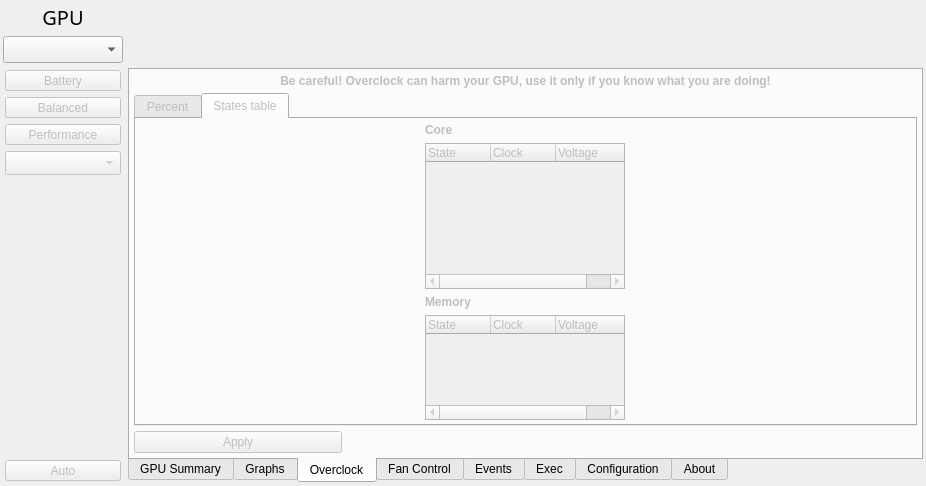
Before: the Qt Designer form radeon-profile/radeon_profile.ui in marazmista/radeon-profile, drawn with Qt 5.
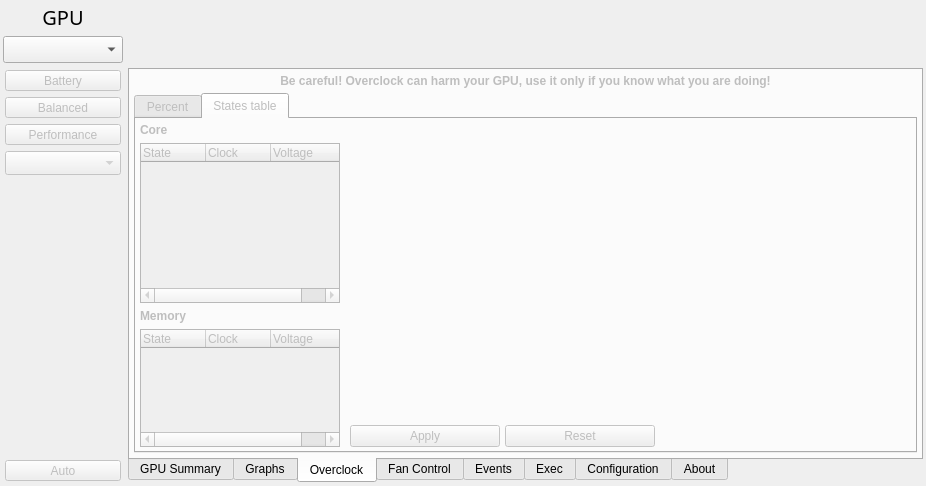
After: the same form once the commit is applied. The open tabs and pages were chosen to show the change. Icons and pictures are not drawn.

Patch:
```diff
--- a/radeon-profile/radeon_profile.ui
+++ b/radeon-profile/radeon_profile.ui
@@ -1413,6 +1413,22 @@
               </property>
              </spacer>
             </item>
+            <item>
+             <widget class="QPushButton" name="btn_applyOverclock">
+              <property name="enabled">
+               <bool>false</bool>
+              </property>
+              <property name="maximumSize">
+               <size>
+                <width>150</width>
+                <height>16777215</height>
+               </size>
+              </property>
+              <property name="text">
+               <string>Apply</string>
+              </property>
+             </widget>
+            </item>
            </layout>
           </widget>
           <widget class="QWidget" name="tab_ocTable">
@@ -1438,22 +1454,6 @@
             <property name="horizontalSpacing">
              <number>5</number>
             </property>
-            <item row="0" column="0">
-             <widget class="QLabel" name="label_21">
-              <property name="font">
-               <font>
-                <weight>75</weight>
-                <bold>true</bold>
-               </font>
-              </property>
-              <property name="text">
-               <string>Core</string>
-              </property>
-             </widget>
-            </item>
-            <item row="0" column="1" rowspan="4">
-             <layout class="QVBoxLayout" name="verticalLayout_10"/>
-            </item>
             <item row="1" column="0">
              <widget class="QTreeWidget" name="list_coreStates">
               <property name="minimumSize">
@@ -1497,20 +1497,7 @@
               </column>
              </widget>
             </item>
-            <item row="2" column="0">
-             <widget class="QLabel" name="label_19">
-              <property name="font">
-               <font>
-                <weight>75</weight>
-                <bold>true</bold>
-               </font>
-              </property>
-              <property name="text">
-               <string>Memory</string>
-              </property>
-             </widget>
-            </item>
-            <item row="3" column="0">
+            <item row="3" column="0" rowspan="2">
              <widget class="QTreeWidget" name="list_memStates">
               <property name="minimumSize">
                <size>
@@ -1553,26 +1540,90 @@
               </column>
              </widget>
             </item>
+            <item row="2" column="0">
+             <widget class="QLabel" name="label_19">
+              <property name="font">
+               <font>
+                <weight>75</weight>
+                <bold>true</bold>
+               </font>
+              </property>
+              <property name="text">
+               <string>Memory</string>
+              </property>
+             </widget>
+            </item>
+            <item row="0" column="0">
+             <widget class="QLabel" name="label_21">
+              <property name="font">
+               <font>
+                <weight>75</weight>
+                <bold>true</bold>
+               </font>
+              </property>
+              <property name="text">
+               <string>Core</string>
+              </property>
+             </widget>
+            </item>
+            <item row="4" column="3">
+             <widget class="QPushButton" name="btn_resetOcTable">
+              <property name="minimumSize">
+               <size>
+                <width>150</width>
+                <height>0</height>
+               </size>
+              </property>
+              <property name="maximumSize">
+               <size>
+                <width>150</width>
+                <height>16777215</height>
+               </size>
+              </property>
+              <property name="text">
+               <string>Reset</string>
+              </property>
+             </widget>
+            </item>
+            <item row="4" column="2">
+             <widget class="QPushButton" name="btn_applyOcTable">
+              <property name="minimumSize">
+               <size>
+                <width>150</width>
+                <height>0</height>
+               </size>
+              </property>
+              <property name="maximumSize">
+               <size>
+                <width>150</width>
+                <height>16777215</height>
+               </size>
+              </property>
+              <property name="text">
+               <string>Apply</string>
+              </property>
+             </widget>
+            </item>
+            <item row="4" column="4">
+             <spacer name="horizontalSpacer_6">
+              <property name="orientation">
+               <enum>Qt::Horizontal</enum>
+              </property>
+              <property name="sizeHint" stdset="0">
+               <size>
+                <width>40</width>
+                <height>20</height>
+               </size>
+              </property>
+             </spacer>
+            </item>
+            <item row="0" column="1" rowspan="4" colspan="4">
+             <layout class="QVBoxLayout" name="verticalLayout_10"/>
+            </item>
            </layout>
           </widget>
          </widget>
         </item>
-        <item>
-         <widget class="QPushButton" name="btn_applyOverclock">
-          <property name="enabled">
-           <bool>false</bool>
-          </property>
-          <property name="maximumSize">
-           <size>
-            <width>208</width>
-            <height>16777215</height>
-           </size>
-          </property>
-          <property name="text">
-           <string>Apply</string>
-          </property>
-         </widget>
-        </item>
        </layout>
       </widget>
       <widget class="QWidget" name="tab_fan">
```
